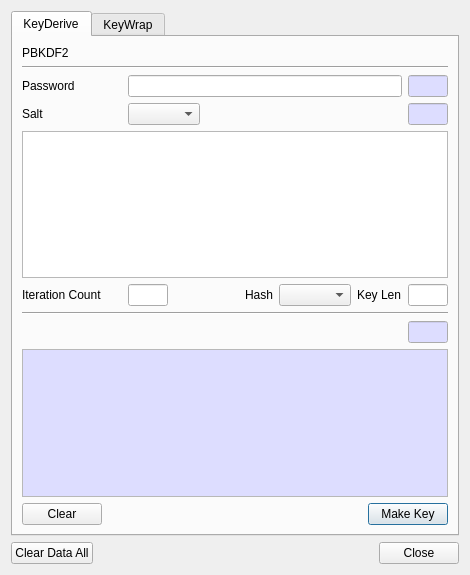
Old version of the form BerEditor/key_man_dlg.ui in the repository jykim74/BerEditor.
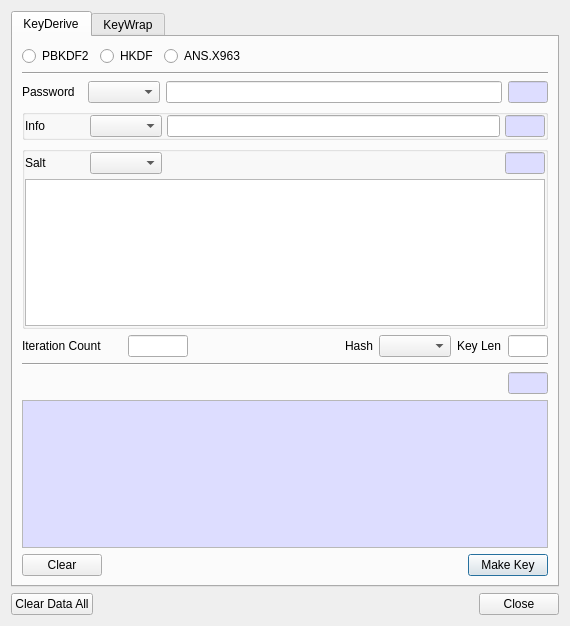
New version of the form. The open tabs and pages were chosen to show the change.

Commit message: HKDF ANSX963 지원

Diff of the .ui file:
```diff
--- a/BerEditor/key_man_dlg.ui
+++ b/BerEditor/key_man_dlg.ui
@@ -6,8 +6,8 @@
    <rect>
     <x>0</x>
     <y>0</y>
-    <width>470</width>
-    <height>575</height>
+    <width>570</width>
+    <height>626</height>
    </rect>
   </property>
   <property name="windowTitle">
@@ -24,27 +24,120 @@
        <string>KeyDerive</string>
       </attribute>
       <layout class="QVBoxLayout" name="verticalLayout_2">
-       <item>
-        <widget class="QLabel" name="label">
-         <property name="text">
-          <string>PBKDF2</string>
-         </property>
-        </widget>
-       </item>
-       <item>
-        <widget class="Line" name="line">
-         <property name="orientation">
-          <enum>Qt::Horizontal</enum>
-         </property>
-        </widget>
-       </item>
        <item>
         <layout class="QGridLayout" name="gridLayout">
+         <property name="topMargin">
+          <number>0</number>
+         </property>
+         <item row="0" column="1">
+          <widget class="QRadioButton" name="mHKDFRadio">
+           <property name="text">
+            <string>HKDF</string>
+           </property>
+          </widget>
+         </item>
          <item row="0" column="0">
-          <widget class="QLabel" name="label_2">
+          <widget class="QRadioButton" name="mPBKDF2Radio">
+           <property name="text">
+            <string>PBKDF2</string>
+           </property>
+          </widget>
+         </item>
+         <item row="0" column="2">
+          <widget class="QRadioButton" name="mANSX963Radio">
+           <property name="text">
+            <string>ANS.X963</string>
+           </property>
+          </widget>
+         </item>
+         <item row="0" column="3">
+          <spacer name="horizontalSpacer_11">
+           <property name="orientation">
+            <enum>Qt::Horizontal</enum>
+           </property>
+           <property name="sizeHint" stdset="0">
+            <size>
+             <width>40</width>
+             <height>20</height>
+            </size>
+           </property>
+          </spacer>
+         </item>
+        </layout>
+       </item>
+       <item>
+        <widget class="Line" name="line">
+         <property name="orientation">
+          <enum>Qt::Horizontal</enum>
+         </property>
+        </widget>
+       </item>
+       <item>
+        <layout class="QGridLayout" name="gridLayout_15">
+         <property name="topMargin">
+          <number>0</number>
+         </property>
+         <item row="0" column="2">
+          <widget class="QLineEdit" name="mSecretText"/>
+         </item>
+         <item row="0" column="1">
+          <widget class="QComboBox" name="mSecretTypeCombo"/>
+         </item>
+         <item row="0" column="3">
+          <widget class="QLineEdit" name="mSecretLenText">
+           <property name="maximumSize">
+            <size>
+             <width>40</width>
+             <height>16777215</height>
+            </size>
+           </property>
+           <property name="palette">
+            <palette>
+             <active>
+              <colorrole role="Base">
+               <brush brushstyle="SolidPattern">
+                <color alpha="255">
+                 <red>221</red>
+                 <green>221</green>
+                 <blue>255</blue>
+                </color>
+               </brush>
+              </colorrole>
+             </active>
+             <inactive>
+              <colorrole role="Base">
+               <brush brushstyle="SolidPattern">
+                <color alpha="255">
+                 <red>221</red>
+                 <green>221</green>
+                 <blue>255</blue>
+                </color>
+               </brush>
+              </colorrole>
+             </inactive>
+             <disabled>
+              <colorrole role="Base">
+               <brush brushstyle="SolidPattern">
+                <color alpha="255">
+                 <red>240</red>
+                 <green>240</green>
+                 <blue>240</blue>
+                </color>
+               </brush>
+              </colorrole>
+             </disabled>
+            </palette>
+           </property>
+           <property name="readOnly">
+            <bool>true</bool>
+           </property>
+          </widget>
+         </item>
+         <item row="0" column="0">
+          <widget class="QLabel" name="mSecretLabel">
            <property name="minimumSize">
             <size>
-             <width>100</width>
+             <width>60</width>
              <height>0</height>
             </size>
            </property>
@@ -53,146 +146,216 @@
            </property>
           </widget>
          </item>
-         <item row="0" column="1">
-          <widget class="QLineEdit" name="mPasswordText"/>
-         </item>
-         <item row="0" column="2">
-          <widget class="QLineEdit" name="mPasswordLenText">
-           <property name="maximumSize">
-            <size>
-             <width>40</width>
-             <height>16777215</height>
-            </size>
-           </property>
-           <property name="palette">
-            <palette>
-             <active>
-              <colorrole role="Base">
-               <brush brushstyle="SolidPattern">
-                <color alpha="255">
-                 <red>221</red>
-                 <green>221</green>
-                 <blue>255</blue>
-                </color>
-               </brush>
-              </colorrole>
-             </active>
-             <inactive>
-              <colorrole role="Base">
-               <brush brushstyle="SolidPattern">
-                <color alpha="255">
-                 <red>221</red>
-                 <green>221</green>
-                 <blue>255</blue>
-                </color>
-               </brush>
-              </colorrole>
-             </inactive>
-             <disabled>
-              <colorrole role="Base">
-               <brush brushstyle="SolidPattern">
-                <color alpha="255">
-                 <red>240</red>
-                 <green>240</green>
-                 <blue>240</blue>
-                </color>
-               </brush>
-              </colorrole>
-             </disabled>
-            </palette>
-           </property>
-           <property name="readOnly">
-            <bool>true</bool>
-           </property>
-          </widget>
-         </item>
         </layout>
        </item>
        <item>
-        <layout class="QGridLayout" name="gridLayout_2">
-         <item row="0" column="3">
-          <widget class="QLineEdit" name="mSaltLenText">
-           <property name="maximumSize">
-            <size>
-             <width>40</width>
-             <height>16777215</height>
-            </size>
-           </property>
-           <property name="palette">
-            <palette>
-             <active>
-              <colorrole role="Base">
-               <brush brushstyle="SolidPattern">
-                <color alpha="255">
-                 <red>221</red>
-                 <green>221</green>
-                 <blue>255</blue>
-                </color>
-               </brush>
-              </colorrole>
-             </active>
-             <inactive>
-              <colorrole role="Base">
-               <brush brushstyle="SolidPattern">
-                <color alpha="255">
-                 <red>221</red>
-                 <green>221</green>
-                 <blue>255</blue>
-                </color>
-               </brush>
-              </colorrole>
-             </inactive>
-             <disabled>
-              <colorrole role="Base">
-               <brush brushstyle="SolidPattern">
-                <color alpha="255">
-                 <red>240</red>
-                 <green>240</green>
-                 <blue>240</blue>
-                </color>
-               </brush>
-              </colorrole>
-             </disabled>
-            </palette>
-           </property>
-           <property name="readOnly">
-            <bool>true</bool>
-           </property>
-          </widget>
-         </item>
-         <item row="0" column="0">
-          <widget class="QLabel" name="label_3">
-           <property name="minimumSize">
-            <size>
-             <width>100</width>
-             <height>0</height>
-            </size>
-           </property>
-           <property name="text">
-            <string>Salt</string>
-           </property>
-          </widget>
-         </item>
-         <item row="0" column="1">
-          <widget class="QComboBox" name="mSaltTypeCombo"/>
-         </item>
-         <item row="0" column="2">
-          <spacer name="horizontalSpacer_9">
-           <property name="orientation">
-            <enum>Qt::Horizontal</enum>
-           </property>
-           <property name="sizeHint" stdset="0">
-            <size>
-             <width>40</width>
-             <height>20</height>
-            </size>
-           </property>
-          </spacer>
-         </item>
-        </layout>
+        <widget class="QGroupBox" name="mInfoGroup">
+         <property name="title">
+          <string/>
+         </property>
+         <layout class="QVBoxLayout" name="verticalLayout_4">
+          <property name="spacing">
+           <number>5</number>
+          </property>
+          <property name="leftMargin">
+           <number>0</number>
+          </property>
+          <property name="topMargin">
+           <number>0</number>
+          </property>
+          <property name="rightMargin">
+           <number>0</number>
+          </property>
+          <property name="bottomMargin">
+           <number>0</number>
+          </property>
+          <item>
+           <layout class="QGridLayout" name="gridLayout_13">
+            <property name="topMargin">
+             <number>0</number>
+            </property>
+            <item row="0" column="1">
+             <widget class="QComboBox" name="mInfoTypeCombo"/>
+            </item>
+            <item row="0" column="0">
+             <widget class="QLabel" name="mInfoLabel">
+              <property name="minimumSize">
+               <size>
+                <width>60</width>
+                <height>0</height>
+               </size>
+              </property>
+              <property name="text">
+               <string>Info</string>
+              </property>
+             </widget>
+            </item>
+            <item row="0" column="2">
+             <widget class="QLineEdit" name="mInfoText"/>
+            </item>
+            <item row="0" column="3">
+             <widget class="QLineEdit" name="mInfoLenText">
+              <property name="minimumSize">
+               <size>
+                <width>40</width>
+                <height>0</height>
+               </size>
+              </property>
+              <property name="maximumSize">
+               <size>
+                <width>40</width>
+                <height>16777215</height>
+               </size>
+              </property>
+              <property name="palette">
+               <palette>
+                <active>
+                 <colorrole role="Base">
+                  <brush brushstyle="SolidPattern">
+                   <color alpha="255">
+                    <red>221</red>
+                    <green>221</green>
+                    <blue>255</blue>
+                   </color>
+                  </brush>
+                 </colorrole>
+                </active>
+                <inactive>
+                 <colorrole role="Base">
+                  <brush brushstyle="SolidPattern">
+                   <color alpha="255">
+                    <red>221</red>
+                    <green>221</green>
+                    <blue>255</blue>
+                   </color>
+                  </brush>
+                 </colorrole>
+                </inactive>
+                <disabled/>
+               </palette>
+              </property>
+              <property name="readOnly">
+               <bool>true</bool>
+              </property>
+             </widget>
+            </item>
+           </layout>
+          </item>
+         </layout>
+        </widget>
        </item>
        <item>
-        <widget class="QPlainTextEdit" name="mSaltText"/>
+        <widget class="QGroupBox" name="mSaltGroup">
+         <property name="title">
+          <string/>
+         </property>
+         <layout class="QVBoxLayout" name="verticalLayout_5">
+          <property name="spacing">
+           <number>5</number>
+          </property>
+          <property name="leftMargin">
+           <number>0</number>
+          </property>
+          <property name="topMargin">
+           <number>0</number>
+          </property>
+          <property name="rightMargin">
+           <number>0</number>
+          </property>
+          <property name="bottomMargin">
+           <number>0</number>
+          </property>
+          <item>
+           <layout class="QGridLayout" name="gridLayout_16">
+            <property name="topMargin">
+             <number>0</number>
+            </property>
+            <item row="0" column="1">
+             <widget class="QComboBox" name="mSaltTypeCombo"/>
+            </item>
+            <item row="0" column="0">
+             <widget class="QLabel" name="mSaltLabel">
+              <property name="minimumSize">
+               <size>
+                <width>60</width>
+                <height>0</height>
+               </size>
+              </property>
+              <property name="text">
+               <string>Salt</string>
+              </property>
+             </widget>
+            </item>
+            <item row="0" column="3">
+             <widget class="QLineEdit" name="mSaltLenText">
+              <property name="maximumSize">
+               <size>
+                <width>40</width>
+                <height>16777215</height>
+               </size>
+              </property>
+              <property name="palette">
+               <palette>
+                <active>
+                 <colorrole role="Base">
+                  <brush brushstyle="SolidPattern">
+                   <color alpha="255">
+                    <red>221</red>
+                    <green>221</green>
+                    <blue>255</blue>
+                   </color>
+                  </brush>
+                 </colorrole>
+                </active>
+                <inactive>
+                 <colorrole role="Base">
+                  <brush brushstyle="SolidPattern">
+                   <color alpha="255">
+                    <red>221</red>
+                    <green>221</green>
+                    <blue>255</blue>
+                   </color>
+                  </brush>
+                 </colorrole>
+                </inactive>
+                <disabled>
+                 <colorrole role="Base">
+                  <brush brushstyle="SolidPattern">
+                   <color alpha="255">
+                    <red>240</red>
+                    <green>240</green>
+                    <blue>240</blue>
+                   </color>
+                  </brush>
+                 </colorrole>
+                </disabled>
+               </palette>
+              </property>
+              <property name="readOnly">
+               <bool>true</bool>
+              </property>
+             </widget>
+            </item>
+            <item row="0" column="2">
+             <spacer name="horizontalSpacer_9">
+              <property name="orientation">
+               <enum>Qt::Horizontal</enum>
+              </property>
+              <property name="sizeHint" stdset="0">
+               <size>
+                <width>40</width>
+                <height>20</height>
+               </size>
+              </property>
+             </spacer>
+            </item>
+           </layout>
+          </item>
+          <item>
+           <widget class="QPlainTextEdit" name="mSaltText"/>
+          </item>
+         </layout>
+        </widget>
        </item>
        <item>
         <layout class="QGridLayout" name="gridLayout_3">
@@ -233,7 +396,7 @@
           <widget class="QLineEdit" name="mIterCntText">
            <property name="maximumSize">
             <size>
-             <width>40</width>
+             <width>60</width>
              <height>16777215</height>
             </size>
            </property>
@@ -342,7 +505,7 @@
         <widget class="QPlainTextEdit" name="mOutputText">
          <property name="minimumSize">
           <size>
-           <width>400</width>
+           <width>500</width>
            <height>0</height>
           </size>
          </property>
```
Left out of the diff: 13 changed lines with no effect on the pictures. The commit also changes 4 other files.
